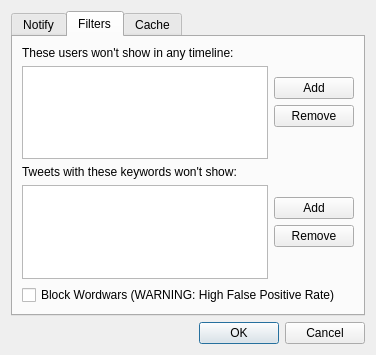
First picture: the form in res/ui/SettingWindow.ui, repository WeCase/WeCase, before the edit.
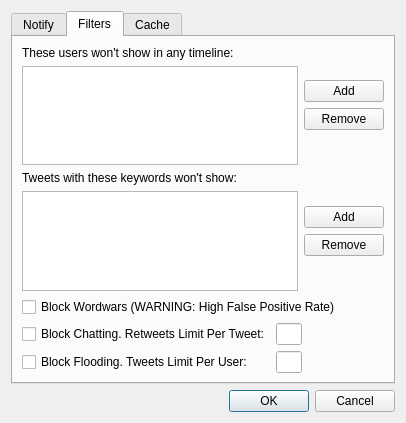
Second picture: the form after the edit. The open tabs and pages were chosen to show the change. Icons and pictures are not drawn.

Patch:
```diff
--- a/res/ui/SettingWindow.ui
+++ b/res/ui/SettingWindow.ui
@@ -6,8 +6,8 @@
    <rect>
     <x>0</x>
     <y>0</y>
-    <width>376</width>
-    <height>355</height>
+    <width>406</width>
+    <height>423</height>
    </rect>
   </property>
   <property name="sizePolicy">
@@ -203,8 +203,8 @@
       <attribute name="title">
        <string>Filters</string>
       </attribute>
-      <layout class="QGridLayout" name="gridLayout">
-       <item row="0" column="0">
+      <layout class="QVBoxLayout" name="verticalLayout_6">
+       <item>
         <layout class="QHBoxLayout" name="horizontalLayout_5">
          <item>
           <layout class="QVBoxLayout" name="verticalLayout_3">
@@ -266,7 +266,7 @@
          </item>
         </layout>
        </item>
-       <item row="1" column="0">
+       <item>
         <layout class="QHBoxLayout" name="horizontalLayout_8">
          <item>
           <layout class="QVBoxLayout" name="verticalLayout_9">
@@ -335,13 +335,105 @@
          </item>
         </layout>
        </item>
-       <item row="2" column="0">
+       <item>
         <widget class="QCheckBox" name="blockWordwarsCheckBox">
          <property name="text">
           <string>Block Wordwars (WARNING: High False Positive Rate)</string>
          </property>
         </widget>
        </item>
+       <item>
+        <layout class="QHBoxLayout" name="horizontalLayout_9">
+         <item alignment="Qt::AlignLeft|Qt::AlignVCenter">
+          <widget class="QCheckBox" name="maxRetweetsCheckBox">
+           <property name="text">
+            <string>Block Chatting. Retweets Limit Per Tweet:</string>
+           </property>
+          </widget>
+         </item>
+         <item alignment="Qt::AlignLeft">
+          <widget class="QLineEdit" name="maxRetweetsLimitLineEdit">
+           <property name="sizePolicy">
+            <sizepolicy hsizetype="Fixed" vsizetype="Fixed">
+             <horstretch>0</horstretch>
+             <verstretch>0</verstretch>
+            </sizepolicy>
+           </property>
+           <property name="minimumSize">
+            <size>
+             <width>26</width>
+             <height>0</height>
+            </size>
+           </property>
+           <property name="maximumSize">
+            <size>
+             <width>26</width>
+             <height>16777215</height>
+            </size>
+           </property>
+          </widget>
+         </item>
+         <item>
+          <spacer name="horizontalSpacer_2">
+           <property name="orientation">
+            <enum>Qt::Horizontal</enum>
+           </property>
+           <property name="sizeHint" stdset="0">
+            <size>
+             <width>40</width>
+             <height>20</height>
+            </size>
+           </property>
+          </spacer>
+         </item>
+        </layout>
+       </item>
+       <item>
+        <layout class="QHBoxLayout" name="horizontalLayout_10">
+         <item alignment="Qt::AlignLeft|Qt::AlignVCenter">
+          <widget class="QCheckBox" name="maxTweetsPerUserCheckBox">
+           <property name="text">
+            <string>Block Flooding. Tweets Limit Per User:     </string>
+           </property>
+          </widget>
+         </item>
+         <item alignment="Qt::AlignLeft">
+          <widget class="QLineEdit" name="maxTweetsPerUserLimitLineEdit">
+           <property name="sizePolicy">
+            <sizepolicy hsizetype="Fixed" vsizetype="Fixed">
+             <horstretch>0</horstretch>
+             <verstretch>0</verstretch>
+            </sizepolicy>
+           </property>
+           <property name="minimumSize">
+            <size>
+             <width>26</width>
+             <height>0</height>
+            </size>
+           </property>
+           <property name="maximumSize">
+            <size>
+             <width>26</width>
+             <height>16777215</height>
+            </size>
+           </property>
+          </widget>
+         </item>
+         <item>
+          <spacer name="horizontalSpacer_3">
+           <property name="orientation">
+            <enum>Qt::Horizontal</enum>
+           </property>
+           <property name="sizeHint" stdset="0">
+            <size>
+             <width>40</width>
+             <height>20</height>
+            </size>
+           </property>
+          </spacer>
+         </item>
+        </layout>
+       </item>
       </layout>
      </widget>
      <widget class="QWidget" name="tab_3">
```
Left out of the diff: 2 changed lines with no effect on the pictures.
